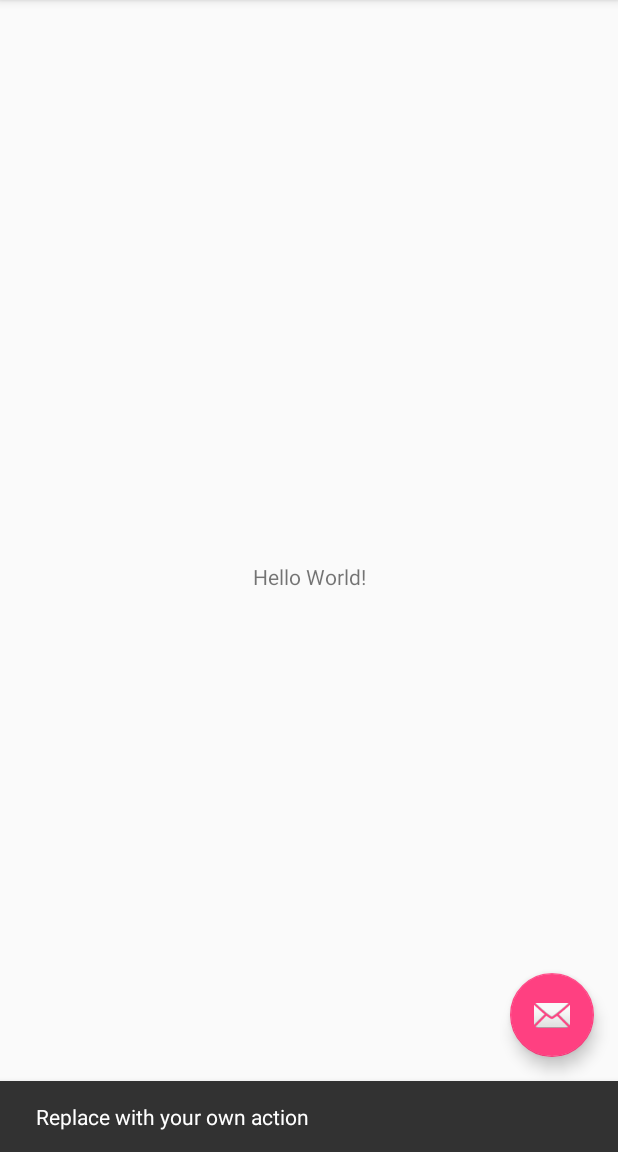
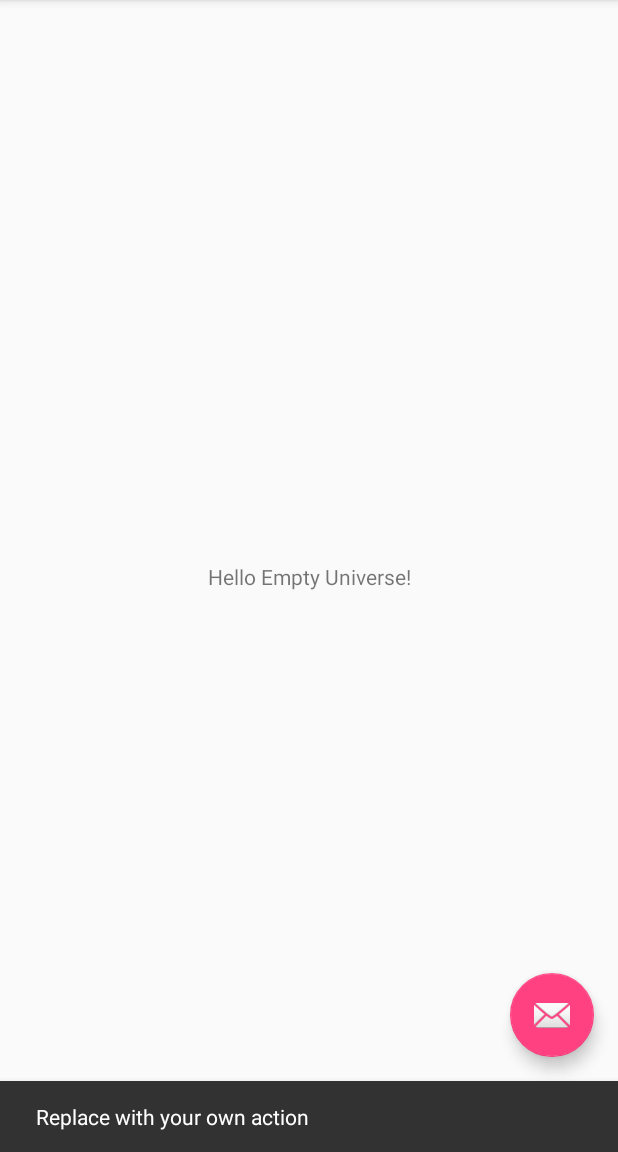
Before and after one commit to thisCoderGuy/Labs, an Android app: the screen it shows after launch (MainActivity), after a tap on an icon or button, on a phone screen of 412 x 824 dp, the part 84-1236 px from its top. Run offline under Robolectric (Android 15) with nearby library versions, the phone set to English and light mode, and no system bars.

Commit message:
Changed initial layout again

```diff
--- a/app/src/main/res/layout/content_main.xml
+++ b/app/src/main/res/layout/content_main.xml
@@ -11,7 +11,7 @@
     <TextView
         android:layout_width="wrap_content"
         android:layout_height="wrap_content"
-        android:text="Hello World!"
+        android:text="Hello Empty Universe!"
         app:layout_constraintBottom_toBottomOf="parent"
         app:layout_constraintLeft_toLeftOf="parent"
         app:layout_constraintRight_toRightOf="parent"
```
